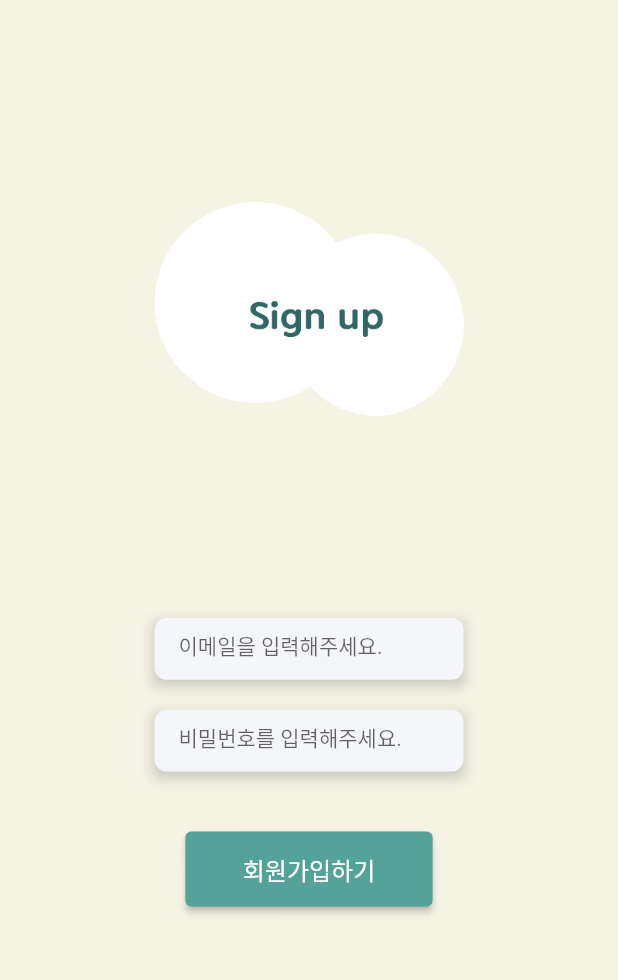
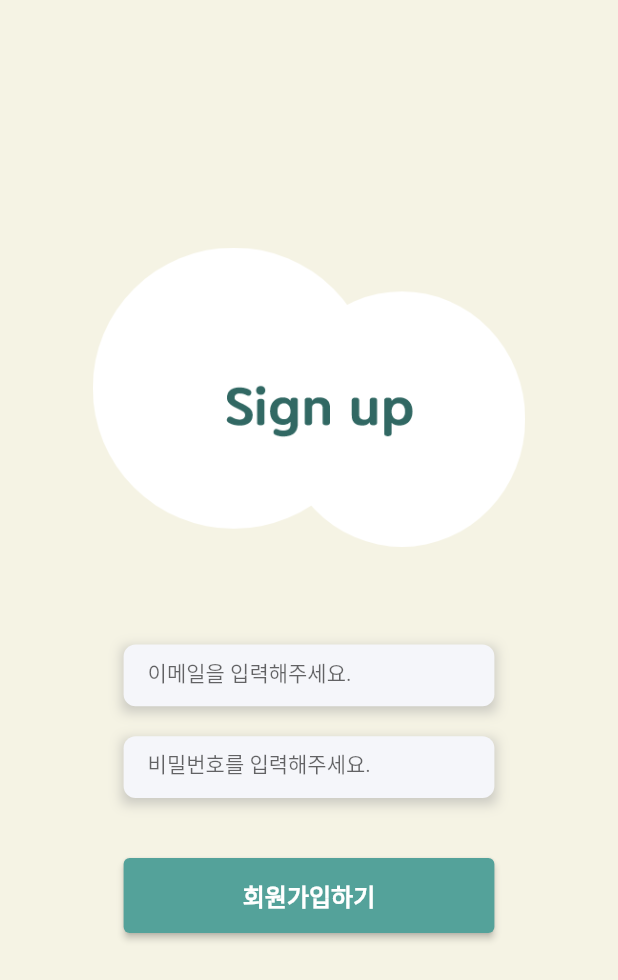
Before and after one commit to 2023-SubwayCongestion/SubwayCongestionApp, a Flutter app: the screen it shows after launch, after a tap on "Sign in", on a phone screen of 412 x 824 dp. Shown: the top 980 px of the screen. Run offline on Flutter 3.47's test engine with Material 2 defaults, Android fonts, the phone set to English and light mode, and no system bars; our stand-ins replace firebase_auth, firebase_core; accounts and stored records are empty.

Commit message:
버그 및 디자인 수정

```diff
--- a/lib/screen/home_screen.dart
+++ b/lib/screen/home_screen.dart
@@ -1,3 +1,4 @@
+import 'package:subway_congestion/screen/subwayLine_screen.dart';
 import 'package:subway_congestion/services/firebase_auth_methods.dart';
 
 import 'package:flutter/material.dart';
@@ -27,7 +28,7 @@ class _HomeScreenState extends State<HomeScreen> {
     // RecipeScreen(),
     // showGroupBuying(),
     // showMyChat(),
-    UserPage(),
+    SubwayLine(),
     UserPage(),
     UserPage(),
     UserPage(),
--- a/lib/screen/login_screen.dart
+++ b/lib/screen/login_screen.dart
@@ -29,13 +29,16 @@ class _LoginScreenState extends State<LoginScreen> {
             Column(
               crossAxisAlignment: CrossAxisAlignment.center,
               children: [
+                SizedBox(
+                  height: 100,
+                ),
                 CustomImage(
                   filename: 'assets/logo.png',
-                  widthPercent: 0.5,
-                  heightPercent: 0.5,
+                  widthPercent: 0.7,
+                  heightPercent: 0.4,
                 ),
-                Container(
-                  padding: EdgeInsets.only(bottom: 50),
+                SizedBox(
+                  height: 50,
                 ),
                 CustomButton(
                   onTap: () {
@@ -46,7 +49,7 @@ class _LoginScreenState extends State<LoginScreen> {
                   tx_color: Colors.black,
                 ),
                 Container(
-                  padding: EdgeInsets.only(bottom: 10),
+                  padding: EdgeInsets.only(bottom: 15),
                 ),
                 CustomOutlinedButton(
                   onTap: () {
--- a/lib/screen/signup_email_password_screen.dart
+++ b/lib/screen/signup_email_password_screen.dart
@@ -27,6 +27,7 @@ class _EmailPasswordSignupState extends State<EmailPasswordSignup> {
   @override
   Widget build(BuildContext context) {
     return Scaffold(
+      resizeToAvoidBottomInset: false,
       body: Stack(
         children: [
           Container(
@@ -37,14 +38,18 @@ class _EmailPasswordSignupState extends State<EmailPasswordSignup> {
           Center(
             child: Column(
               children: [
+                SizedBox(
+                  height: 100,
+                ),
                 CustomImage(
                   filename: 'assets/sign up.png',
-                  widthPercent: 0.5,
-                  heightPercent: 0.5,
+                  widthPercent: 0.7,
+                  heightPercent: 0.4,
                 ),
                 // SizedBox(height: MediaQuery.of(context).size.height * 0.005),
                 Container(
-                  margin: const EdgeInsets.symmetric(horizontal: 20),
+                  width: MediaQuery.of(context).size.width * 0.6,
+                  // margin: const EdgeInsets.symmetric(horizontal: 20),
                   child: CustomTextField(
                     controller: emailController,
                     hintText: '이메일을 입력해주세요.',
@@ -53,7 +58,8 @@ class _EmailPasswordSignupState extends State<EmailPasswordSignup> {
                 ),
                 const SizedBox(height: 20),
                 Container(
-                  margin: const EdgeInsets.symmetric(horizontal: 20),
+                  width: MediaQuery.of(context).size.width * 0.6,
+                  // margin: const EdgeInsets.symmetric(horizontal: 20),
                   child: CustomTextField(
                     controller: passwordController,
                     hintText: '비밀번호를 입력해주세요.',
@@ -61,7 +67,9 @@ class _EmailPasswordSignupState extends State<EmailPasswordSignup> {
                   ),
                 ),
                 const SizedBox(height: 40),
-                ElevatedButton(
+                Container(
+                  width: MediaQuery.of(context).size.width * 0.6,
+                  child: ElevatedButton(
                     onPressed: signUpUser,
                     style: ButtonStyle(
                       backgroundColor: MaterialStateProperty.all(Color.fromRGBO(84, 162, 154, 1)),
@@ -74,7 +82,8 @@ class _EmailPasswordSignupState extends State<EmailPasswordSignup> {
                     ),
                     child: const Text(
                       "회원가입하기",
-                    style: TextStyle(color: Colors.white, fontSize: 16),
+                      style: TextStyle(color: Colors.white, fontSize: 16, fontWeight: FontWeight.bold),
+                    ),
                   ),
                 ),
               ],
--- a/lib/widget/custom_button.dart
+++ b/lib/widget/custom_button.dart
@@ -20,7 +20,7 @@ class CustomButton extends StatelessWidget {
     final screenHeight = MediaQuery.of(context).size.height;
 
     // 버튼 크기를 화면 크기의 일정 비율로 설정하기
-    final buttonWidth = screenWidth * 0.5; // 화면 폭의 90%로 버튼 폭 설정
+    final buttonWidth = screenWidth * 0.6; // 화면 폭의 90%로 버튼 폭 설정
     final buttonHeight = screenHeight * 0.05; // 화면 높이의 10%로 버튼 높이 설정
 
     return SizedBox(
@@ -68,7 +68,7 @@ class CustomOutlinedButton extends StatelessWidget {
     final screenHeight = MediaQuery.of(context).size.height;
 
     // 버튼 크기를 화면 크기의 일정 비율로 설정하기
-    final buttonWidth = screenWidth * 0.5; // 화면 폭의 90%로 버튼 폭 설정
+    final buttonWidth = screenWidth * 0.6; // 화면 폭의 90%로 버튼 폭 설정
     final buttonHeight = screenHeight * 0.05; // 화면 높이의 10%로 버튼 높이 설정
 
     return SizedBox(
```
Also changed, not shown: lib/screen/login_email_password_screen.dart (+13 -4 lines), lib/screen/subwayLine_screen.dart (added, +15 -0 lines), lib/widget/bottom_bar.dart (+6 -3 lines), 1 other file. Lines whose indentation alone changed are shown as unchanged.
